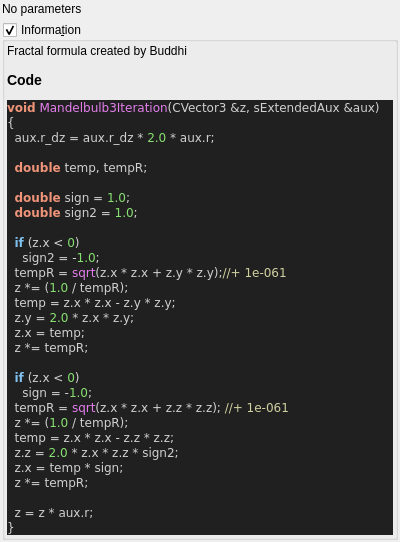
Above: mandelbulber2/qt_data/fractal_mandelbulb3.ui from buddhi1980/mandelbulber2 before the change. Below: the same form after it.
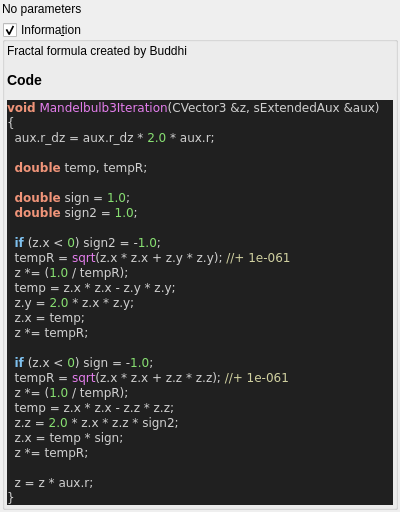
That is the form after the change. Custom widgets are drawn as their Qt base class.

Commit message:
source code format for fractal_formulas.cpp
- now complete code base is refactored!
- also regenerated ui files with populateUiInformation.php
- codeStyleCheck.php is now fully functional and can be used auto
refactor the code base (may be a little slow)

The edit to the form file:
```diff
--- a/mandelbulber2/qt_data/fractal_mandelbulb3.ui
+++ b/mandelbulber2/qt_data/fractal_mandelbulb3.ui
@@ -76,17 +76,15 @@
   &lt;span style=&quot;color:#f09479; font-weight:bold&quot;&gt;double&lt;/span&gt; sign &lt;span style=&quot;color:#d0d0d0&quot;&gt;=&lt;/span&gt; &lt;span style=&quot;color:#87df71&quot;&gt;1.0&lt;/span&gt;&lt;span style=&quot;color:#d0d0d0&quot;&gt;;&lt;/span&gt;
   &lt;span style=&quot;color:#f09479; font-weight:bold&quot;&gt;double&lt;/span&gt; sign2 &lt;span style=&quot;color:#d0d0d0&quot;&gt;=&lt;/span&gt; &lt;span style=&quot;color:#87df71&quot;&gt;1.0&lt;/span&gt;&lt;span style=&quot;color:#d0d0d0&quot;&gt;;&lt;/span&gt;
 
-  &lt;span style=&quot;color:#7ec0ee; font-weight:bold&quot;&gt;if&lt;/span&gt; &lt;span style=&quot;color:#d0d0d0&quot;&gt;(&lt;/span&gt;z&lt;span style=&quot;color:#d0d0d0&quot;&gt;.&lt;/span&gt;x &lt;span style=&quot;color:#d0d0d0&quot;&gt;&amp;lt;&lt;/span&gt; &lt;span style=&quot;color:#87df71&quot;&gt;0&lt;/span&gt;&lt;span style=&quot;color:#d0d0d0&quot;&gt;)&lt;/span&gt;
-    sign2 &lt;span style=&quot;color:#d0d0d0&quot;&gt;= -&lt;/span&gt;&lt;span style=&quot;color:#87df71&quot;&gt;1.0&lt;/span&gt;&lt;span style=&quot;color:#d0d0d0&quot;&gt;;&lt;/span&gt;
-  tempR &lt;span style=&quot;color:#d0d0d0&quot;&gt;=&lt;/span&gt; &lt;span style=&quot;color:#e47eed&quot;&gt;sqrt&lt;/span&gt;&lt;span style=&quot;color:#d0d0d0&quot;&gt;(&lt;/span&gt;z&lt;span style=&quot;color:#d0d0d0&quot;&gt;.&lt;/span&gt;x &lt;span style=&quot;color:#d0d0d0&quot;&gt;*&lt;/span&gt; z&lt;span style=&quot;color:#d0d0d0&quot;&gt;.&lt;/span&gt;x &lt;span style=&quot;color:#d0d0d0&quot;&gt;+&lt;/span&gt; z&lt;span style=&quot;color:#d0d0d0&quot;&gt;.&lt;/span&gt;y &lt;span style=&quot;color:#d0d0d0&quot;&gt;*&lt;/span&gt; z&lt;span style=&quot;color:#d0d0d0&quot;&gt;.&lt;/span&gt;y&lt;span style=&quot;color:#d0d0d0&quot;&gt;);&lt;/span&gt;&lt;span style=&quot;color:#d0d0a0&quot;&gt;//+ 1e-061&lt;/span&gt;
+  &lt;span style=&quot;color:#7ec0ee; font-weight:bold&quot;&gt;if&lt;/span&gt; &lt;span style=&quot;color:#d0d0d0&quot;&gt;(&lt;/span&gt;z&lt;span style=&quot;color:#d0d0d0&quot;&gt;.&lt;/span&gt;x &lt;span style=&quot;color:#d0d0d0&quot;&gt;&amp;lt;&lt;/span&gt; &lt;span style=&quot;color:#87df71&quot;&gt;0&lt;/span&gt;&lt;span style=&quot;color:#d0d0d0&quot;&gt;)&lt;/span&gt; sign2 &lt;span style=&quot;color:#d0d0d0&quot;&gt;= -&lt;/span&gt;&lt;span style=&quot;color:#87df71&quot;&gt;1.0&lt;/span&gt;&lt;span style=&quot;color:#d0d0d0&quot;&gt;;&lt;/span&gt;
+  tempR &lt;span style=&quot;color:#d0d0d0&quot;&gt;=&lt;/span&gt; &lt;span style=&quot;color:#e47eed&quot;&gt;sqrt&lt;/span&gt;&lt;span style=&quot;color:#d0d0d0&quot;&gt;(&lt;/span&gt;z&lt;span style=&quot;color:#d0d0d0&quot;&gt;.&lt;/span&gt;x &lt;span style=&quot;color:#d0d0d0&quot;&gt;*&lt;/span&gt; z&lt;span style=&quot;color:#d0d0d0&quot;&gt;.&lt;/span&gt;x &lt;span style=&quot;color:#d0d0d0&quot;&gt;+&lt;/span&gt; z&lt;span style=&quot;color:#d0d0d0&quot;&gt;.&lt;/span&gt;y &lt;span style=&quot;color:#d0d0d0&quot;&gt;*&lt;/span&gt; z&lt;span style=&quot;color:#d0d0d0&quot;&gt;.&lt;/span&gt;y&lt;span style=&quot;color:#d0d0d0&quot;&gt;);&lt;/span&gt; &lt;span style=&quot;color:#d0d0a0&quot;&gt;//+ 1e-061&lt;/span&gt;
   z &lt;span style=&quot;color:#d0d0d0&quot;&gt;*= (&lt;/span&gt;&lt;span style=&quot;color:#87df71&quot;&gt;1.0&lt;/span&gt; &lt;span style=&quot;color:#d0d0d0&quot;&gt;/&lt;/span&gt; tempR&lt;span style=&quot;color:#d0d0d0&quot;&gt;);&lt;/span&gt;
   temp &lt;span style=&quot;color:#d0d0d0&quot;&gt;=&lt;/span&gt; z&lt;span style=&quot;color:#d0d0d0&quot;&gt;.&lt;/span&gt;x &lt;span style=&quot;color:#d0d0d0&quot;&gt;*&lt;/span&gt; z&lt;span style=&quot;color:#d0d0d0&quot;&gt;.&lt;/span&gt;x &lt;span style=&quot;color:#d0d0d0&quot;&gt;-&lt;/span&gt; z&lt;span style=&quot;color:#d0d0d0&quot;&gt;.&lt;/span&gt;y &lt;span style=&quot;color:#d0d0d0&quot;&gt;*&lt;/span&gt; z&lt;span style=&quot;color:#d0d0d0&quot;&gt;.&lt;/span&gt;y&lt;span style=&quot;color:#d0d0d0&quot;&gt;;&lt;/span&gt;
   z&lt;span style=&quot;color:#d0d0d0&quot;&gt;.&lt;/span&gt;y &lt;span style=&quot;color:#d0d0d0&quot;&gt;=&lt;/span&gt; &lt;span style=&quot;color:#87df71&quot;&gt;2.0&lt;/span&gt; &lt;span style=&quot;color:#d0d0d0&quot;&gt;*&lt;/span&gt; z&lt;span style=&quot;color:#d0d0d0&quot;&gt;.&lt;/span&gt;x &lt;span style=&quot;color:#d0d0d0&quot;&gt;*&lt;/span&gt; z&lt;span style=&quot;color:#d0d0d0&quot;&gt;.&lt;/span&gt;y&lt;span style=&quot;color:#d0d0d0&quot;&gt;;&lt;/span&gt;
   z&lt;span style=&quot;color:#d0d0d0&quot;&gt;.&lt;/span&gt;x &lt;span style=&quot;color:#d0d0d0&quot;&gt;=&lt;/span&gt; temp&lt;span style=&quot;color:#d0d0d0&quot;&gt;;&lt;/span&gt;
   z &lt;span style=&quot;color:#d0d0d0&quot;&gt;*=&lt;/span&gt; tempR&lt;span style=&quot;color:#d0d0d0&quot;&gt;;&lt;/span&gt;
 
-  &lt;span style=&quot;color:#7ec0ee; font-weight:bold&quot;&gt;if&lt;/span&gt; &lt;span style=&quot;color:#d0d0d0&quot;&gt;(&lt;/span&gt;z&lt;span style=&quot;color:#d0d0d0&quot;&gt;.&lt;/span&gt;x &lt;span style=&quot;color:#d0d0d0&quot;&gt;&amp;lt;&lt;/span&gt; &lt;span style=&quot;color:#87df71&quot;&gt;0&lt;/span&gt;&lt;span style=&quot;color:#d0d0d0&quot;&gt;)&lt;/span&gt;
-    sign &lt;span style=&quot;color:#d0d0d0&quot;&gt;= -&lt;/span&gt;&lt;span style=&quot;color:#87df71&quot;&gt;1.0&lt;/span&gt;&lt;span style=&quot;color:#d0d0d0&quot;&gt;;&lt;/span&gt;
+  &lt;span style=&quot;color:#7ec0ee; font-weight:bold&quot;&gt;if&lt;/span&gt; &lt;span style=&quot;color:#d0d0d0&quot;&gt;(&lt;/span&gt;z&lt;span style=&quot;color:#d0d0d0&quot;&gt;.&lt;/span&gt;x &lt;span style=&quot;color:#d0d0d0&quot;&gt;&amp;lt;&lt;/span&gt; &lt;span style=&quot;color:#87df71&quot;&gt;0&lt;/span&gt;&lt;span style=&quot;color:#d0d0d0&quot;&gt;)&lt;/span&gt; sign &lt;span style=&quot;color:#d0d0d0&quot;&gt;= -&lt;/span&gt;&lt;span style=&quot;color:#87df71&quot;&gt;1.0&lt;/span&gt;&lt;span style=&quot;color:#d0d0d0&quot;&gt;;&lt;/span&gt;
   tempR &lt;span style=&quot;color:#d0d0d0&quot;&gt;=&lt;/span&gt; &lt;span style=&quot;color:#e47eed&quot;&gt;sqrt&lt;/span&gt;&lt;span style=&quot;color:#d0d0d0&quot;&gt;(&lt;/span&gt;z&lt;span style=&quot;color:#d0d0d0&quot;&gt;.&lt;/span&gt;x &lt;span style=&quot;color:#d0d0d0&quot;&gt;*&lt;/span&gt; z&lt;span style=&quot;color:#d0d0d0&quot;&gt;.&lt;/span&gt;x &lt;span style=&quot;color:#d0d0d0&quot;&gt;+&lt;/span&gt; z&lt;span style=&quot;color:#d0d0d0&quot;&gt;.&lt;/span&gt;z &lt;span style=&quot;color:#d0d0d0&quot;&gt;*&lt;/span&gt; z&lt;span style=&quot;color:#d0d0d0&quot;&gt;.&lt;/span&gt;z&lt;span style=&quot;color:#d0d0d0&quot;&gt;);&lt;/span&gt; &lt;span style=&quot;color:#d0d0a0&quot;&gt;//+ 1e-061&lt;/span&gt;
   z &lt;span style=&quot;color:#d0d0d0&quot;&gt;*= (&lt;/span&gt;&lt;span style=&quot;color:#87df71&quot;&gt;1.0&lt;/span&gt; &lt;span style=&quot;color:#d0d0d0&quot;&gt;/&lt;/span&gt; tempR&lt;span style=&quot;color:#d0d0d0&quot;&gt;);&lt;/span&gt;
   temp &lt;span style=&quot;color:#d0d0d0&quot;&gt;=&lt;/span&gt; z&lt;span style=&quot;color:#d0d0d0&quot;&gt;.&lt;/span&gt;x &lt;span style=&quot;color:#d0d0d0&quot;&gt;*&lt;/span&gt; z&lt;span style=&quot;color:#d0d0d0&quot;&gt;.&lt;/span&gt;x &lt;span style=&quot;color:#d0d0d0&quot;&gt;-&lt;/span&gt; z&lt;span style=&quot;color:#d0d0d0&quot;&gt;.&lt;/span&gt;z &lt;span style=&quot;color:#d0d0d0&quot;&gt;*&lt;/span&gt; z&lt;span style=&quot;color:#d0d0d0&quot;&gt;.&lt;/span&gt;z&lt;span style=&quot;color:#d0d0d0&quot;&gt;;&lt;/span&gt;
```
The commit also changes 101 other files.
